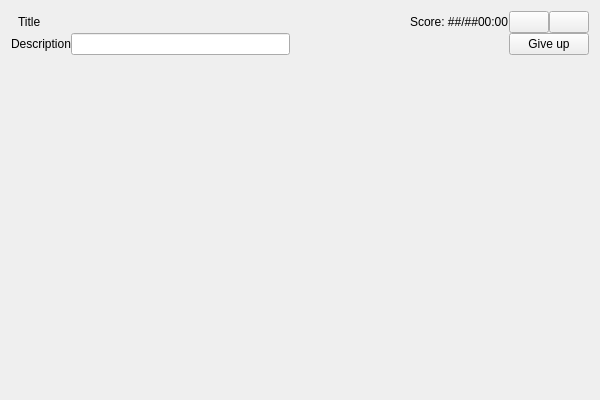
This is ui/quizzes_widget.ui in GiaFil7/esc_app as Qt 5 draws it before an edit. The edited form follows.
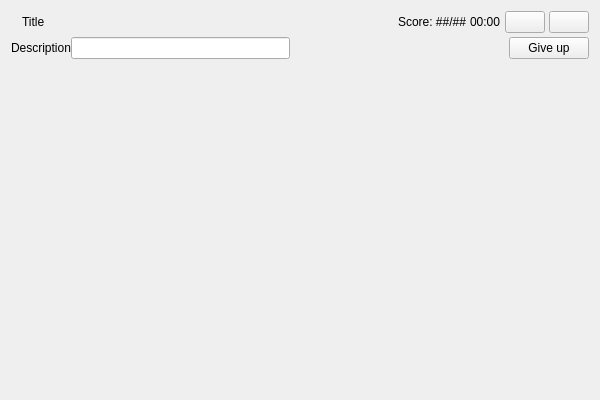
This is the edited form. Icons and pictures are not drawn.

Commit message: Added timer increment

```diff
--- a/ui/quizzes_widget.ui
+++ b/ui/quizzes_widget.ui
@@ -15,7 +15,7 @@
   </property>
   <layout class="QVBoxLayout" name="layout">
    <property name="spacing">
-    <number>0</number>
+    <number>4</number>
    </property>
    <item>
     <layout class="QHBoxLayout" name="title_layout">
@@ -171,7 +171,7 @@
         <x>0</x>
         <y>0</y>
         <width>582</width>
-        <height>324</height>
+        <height>316</height>
        </rect>
       </property>
      </widget>
```
The commit also changes 2 other files.
